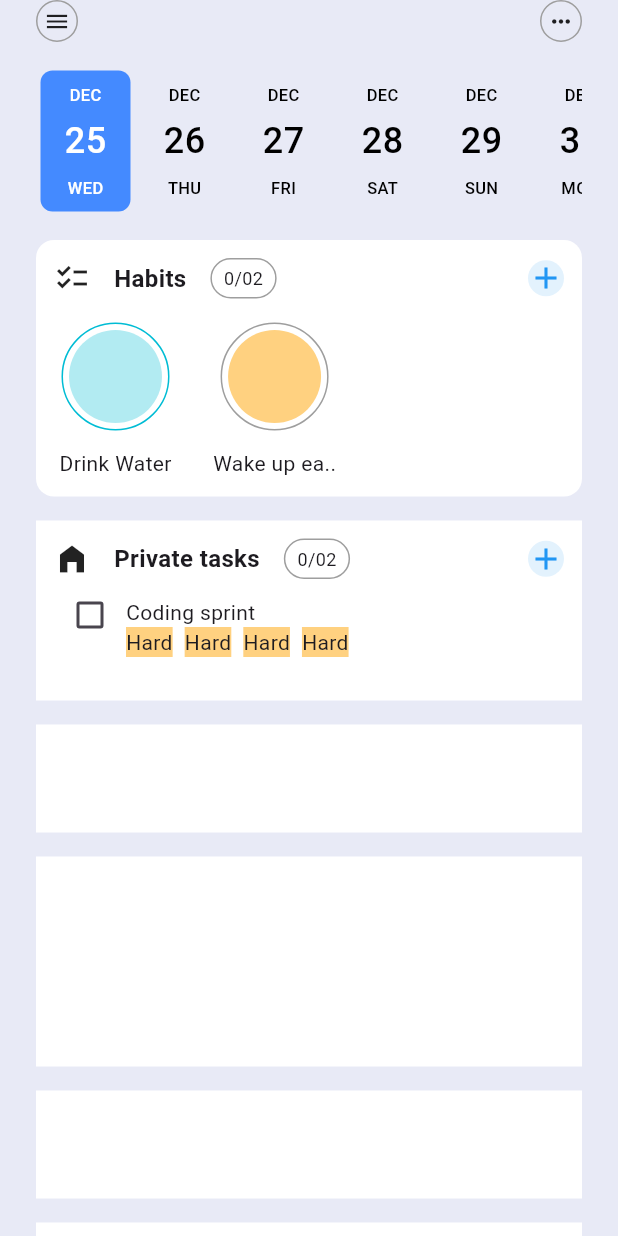
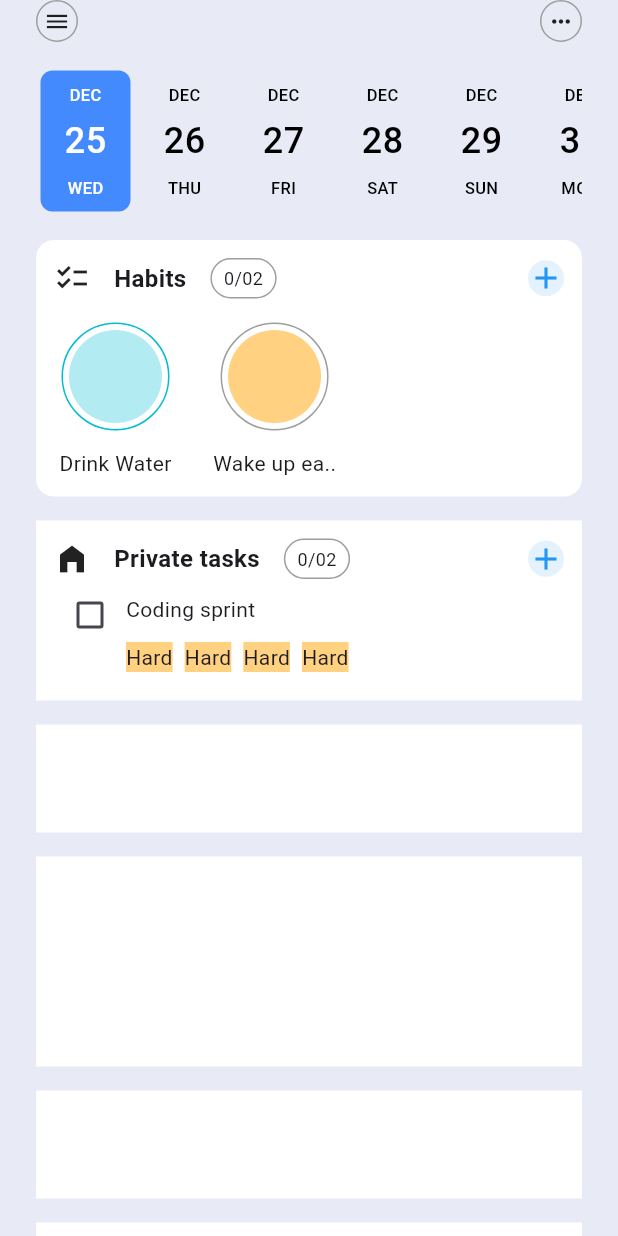
Before and after one commit to JAICHANGPARK/flutter_notebook_chapter_42, a Flutter app: the DailyPlannerHomePage screen opened directly, on a phone screen of 412 x 824 dp. Run offline on Flutter 3.47's test engine with Material 3 defaults, Android fonts, the light colour scheme and no system bars; drawn by our look-alikes of date_picker_timeline; our stand-ins replace gap, hugeicons.

Commit message:
Update daily_planner_home_page.dart

```diff
--- a/lib/ep2106_planner_app/views/daily_planner_home_page.dart
+++ b/lib/ep2106_planner_app/views/daily_planner_home_page.dart
@@ -214,9 +214,10 @@ class _DailyPlannerHomePageState extends State<DailyPlannerHomePage> {
                                   Checkbox(value: false, onChanged: (b) {}),
                                   Expanded(
                                     child: Padding(
-                                      padding: const EdgeInsets.only(top: 12),
+                                      padding: const EdgeInsets.only(top: 10),
                                       child: Column(
                                         crossAxisAlignment: CrossAxisAlignment.start,
+                                        spacing: 12,
                                         children: [
                                           Text("Coding sprint"),
                                           Wrap(
```
